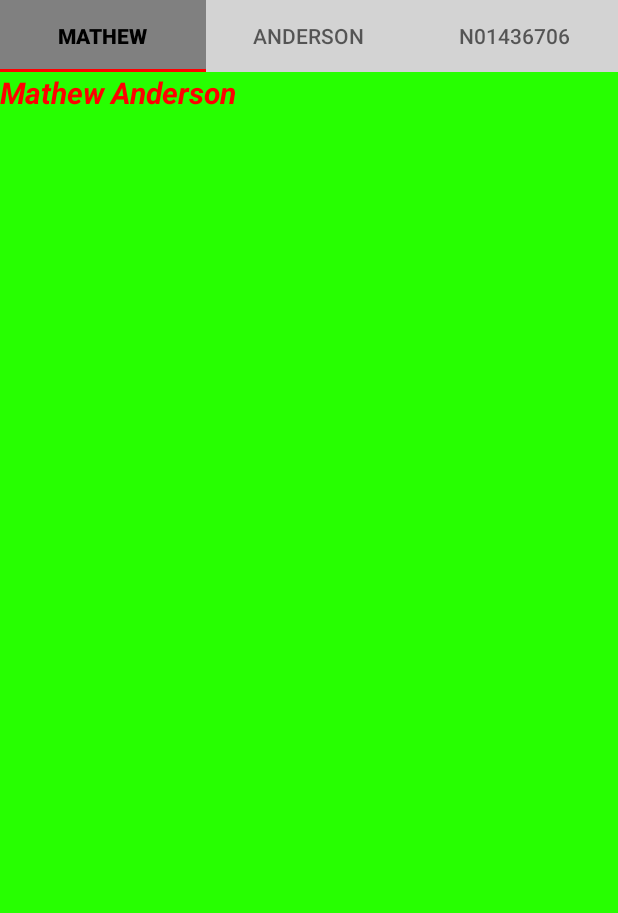
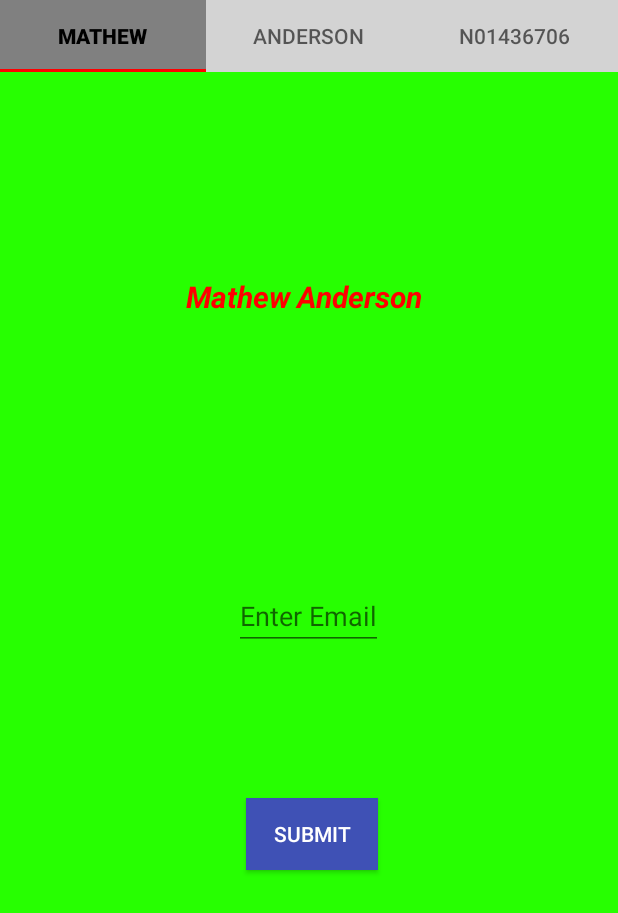
Before and after one commit to MathewAnderson6706/EmailTransferMidTerm, an Android app: the screen it shows after launch (AndersonActivity), on a phone screen of 412 x 824 dp. Shown: the top 913 px of the screen. Run offline under Robolectric (Android 15) with nearby library versions, the phone set to English and light mode, and no system bars.

Commit message:
First Fragment up and working

```diff
--- a/MathewModuleMid/src/main/java/mathew/anderson/n01436706/MathewFragment.java
+++ b/MathewModuleMid/src/main/java/mathew/anderson/n01436706/MathewFragment.java
@@ -4,9 +4,15 @@ import android.os.Bundle;
 
 import androidx.fragment.app.Fragment;
 
+import android.text.TextUtils;
+import android.util.Patterns;
 import android.view.LayoutInflater;
 import android.view.View;
 import android.view.ViewGroup;
+import android.widget.ArrayAdapter;
+import android.widget.AutoCompleteTextView;
+import android.widget.Button;
+import android.widget.TextView;
 
 /**
  * A simple {@link Fragment} subclass.
@@ -59,6 +65,33 @@ public class MathewFragment extends Fragment {
     public View onCreateView(LayoutInflater inflater, ViewGroup container,
                              Bundle savedInstanceState) {
         // Inflate the layout for this fragment
-        return inflater.inflate(R.layout.fragment_mathew, container, false);
+        View rootView = inflater.inflate(R.layout.fragment_mathew, container, false);
+
+        TextView mathewTextView = rootView.findViewById(R.id.matTextView);
+        AutoCompleteTextView emailAutoCompleteTextView = rootView.findViewById(R.id.matAutoCompleteTextView);
+        Button submitButton = rootView.findViewById(R.id.matButton);
+
+        ArrayAdapter<String> emailAdapter = new ArrayAdapter<>(requireContext(), android.R.layout.simple_dropdown_item_1line, getResources().getStringArray(R.array.mathew));
+        emailAutoCompleteTextView.setAdapter(emailAdapter);
+
+        submitButton.setOnClickListener(view -> {
+            // Validate user input
+            String email = emailAutoCompleteTextView.getText().toString().trim();
+            if (TextUtils.isEmpty(email)) {
+                emailAutoCompleteTextView.setError(getString(R.string.error_empty_email));
+            } else if (!isValidEmail(email)) {
+                emailAutoCompleteTextView.setError(getString(R.string.error_invalid_email));
+            } else {
+                // Use FragmentManager to pass the email to another fragment
+                // Clear user input
+                emailAutoCompleteTextView.setText("");
+            }
+        });
+
+        return rootView;
+    }
+
+    private boolean isValidEmail(String email) {
+        return Patterns.EMAIL_ADDRESS.matcher(email).matches();
     }
 }
--- a/MathewModuleMid/src/main/res/layout/activity_main.xml
+++ b/MathewModuleMid/src/main/res/layout/activity_main.xml
@@ -10,9 +10,6 @@
         android:layout_width="match_parent"
         android:layout_height="wrap_content"
         android:layout_alignParentTop="true"
-        app:layout_constraintEnd_toEndOf="parent"
-        app:layout_constraintStart_toStartOf="parent"
-        app:layout_constraintTop_toTopOf="parent"
         app:tabBackground="@drawable/tab_background_selector"
         app:tabIndicatorColor="@color/tabIndicatorColor"
         app:tabIndicatorFullWidth="true"
--- a/MathewModuleMid/src/main/res/layout/fragment_anderson.xml
+++ b/MathewModuleMid/src/main/res/layout/fragment_anderson.xml
@@ -1,9 +1,12 @@
 <?xml version="1.0" encoding="utf-8"?>
-<FrameLayout xmlns:android="http://schemas.android.com/apk/res/android"
+<androidx.constraintlayout.widget.ConstraintLayout xmlns:android="http://schemas.android.com/apk/res/android"
+    xmlns:app="http://schemas.android.com/apk/res-auto"
     xmlns:tools="http://schemas.android.com/tools"
     android:layout_width="match_parent"
     android:layout_height="match_parent"
-    tools:context=".AndersonFragment">
+    android:gravity="center"
+    android:orientation="vertical"
+    android:background="@color/green">
 
     <!-- TODO: Update blank fragment layout -->
     <TextView
@@ -11,4 +14,4 @@
         android:layout_height="match_parent"
         android:text="@string/fragment2" />
 
-</FrameLayout>
+</androidx.constraintlayout.widget.ConstraintLayout>
--- a/MathewModuleMid/src/main/res/layout/fragment_mathew.xml
+++ b/MathewModuleMid/src/main/res/layout/fragment_mathew.xml
@@ -1,23 +1,49 @@
 <?xml version="1.0" encoding="utf-8"?>
-<FrameLayout xmlns:android="http://schemas.android.com/apk/res/android"
+<androidx.constraintlayout.widget.ConstraintLayout xmlns:android="http://schemas.android.com/apk/res/android"
+    xmlns:app="http://schemas.android.com/apk/res-auto"
     xmlns:tools="http://schemas.android.com/tools"
     android:layout_width="match_parent"
     android:layout_height="match_parent"
-    tools:context=".MathewFragment"
+    android:gravity="center"
+    android:orientation="vertical"
     android:background="@color/green">
 
     <!-- TODO: Update blank fragment layout -->
+
     <TextView
-        android:id="@+id/fullNameTextView"
+        android:id="@+id/matTextView"
         android:layout_width="wrap_content"
         android:layout_height="wrap_content"
+        android:layout_marginStart="124dp"
+        android:layout_marginTop="136dp"
         android:text="@string/my_name"
+        android:textColor="@color/red"
         android:textSize="20sp"
         android:textStyle="bold|italic"
-        android:textColor="@color/red" />
+        app:layout_constraintStart_toStartOf="parent"
+        app:layout_constraintTop_toTopOf="parent" />
+
+    <AutoCompleteTextView
+        android:id="@+id/matAutoCompleteTextView"
+        android:layout_width="wrap_content"
+        android:layout_height="wrap_content"
+        android:layout_marginStart="156dp"
+        android:layout_marginTop="340dp"
+        android:hint="@string/enter_email"
+        app:layout_constraintStart_toStartOf="parent"
+        app:layout_constraintTop_toTopOf="parent" />
+
+    <Button
+        android:id="@+id/matButton"
+        android:layout_width="wrap_content"
+        android:layout_height="wrap_content"
+        android:layout_marginStart="164dp"
+        android:layout_marginTop="484dp"
+        android:text="@string/submit"
+        app:layout_constraintStart_toStartOf="parent"
+        app:layout_constraintTop_toTopOf="parent"
+        android:background="@color/blue"
+        android:textColor="@color/white"/>
 
 
-
-
-
-</FrameLayout>
+</androidx.constraintlayout.widget.ConstraintLayout>
--- a/MathewModuleMid/src/main/res/values/colors.xml
+++ b/MathewModuleMid/src/main/res/values/colors.xml
@@ -8,6 +8,7 @@
     <color name="tabIndicatorColor">#FF0000</color>
     <color name="red">#FF0000</color>
     <color name="colorPrimary">#3F51B5</color>
+    <color name="blue">#3F51B5</color>
     <color name="colorPrimaryDark">#303F9F</color>
     <color name="colorAccent">#FF4081</color>
     <color name="green">#27FF01</color>
--- a/MathewModuleMid/src/main/res/values/strings.xml
+++ b/MathewModuleMid/src/main/res/values/strings.xml
@@ -9,6 +9,10 @@
     <string name="fragment1">Fragment1</string>
     <string name="fragment2">Fragment2</string>
     <string name="my_name" translatable="false">Mathew Anderson</string>
+    <string name="enter_email">Enter Email</string>
+    <string name="submit">Submit</string>
+    <string name="error_empty_email">Empty Email</string>
+    <string name="error_invalid_email">Invalid Email</string>
     <string-array name="tab_names">
         <item>@string/text_label_1</item>
         <item>@string/text_label_2</item>
```
Also changed, not shown: 1 other file.
